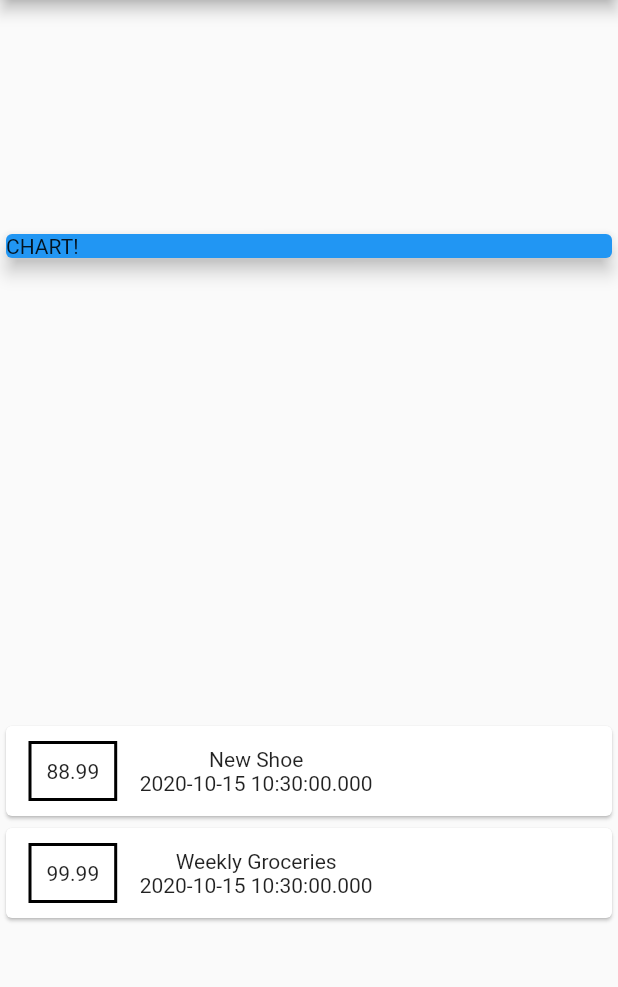
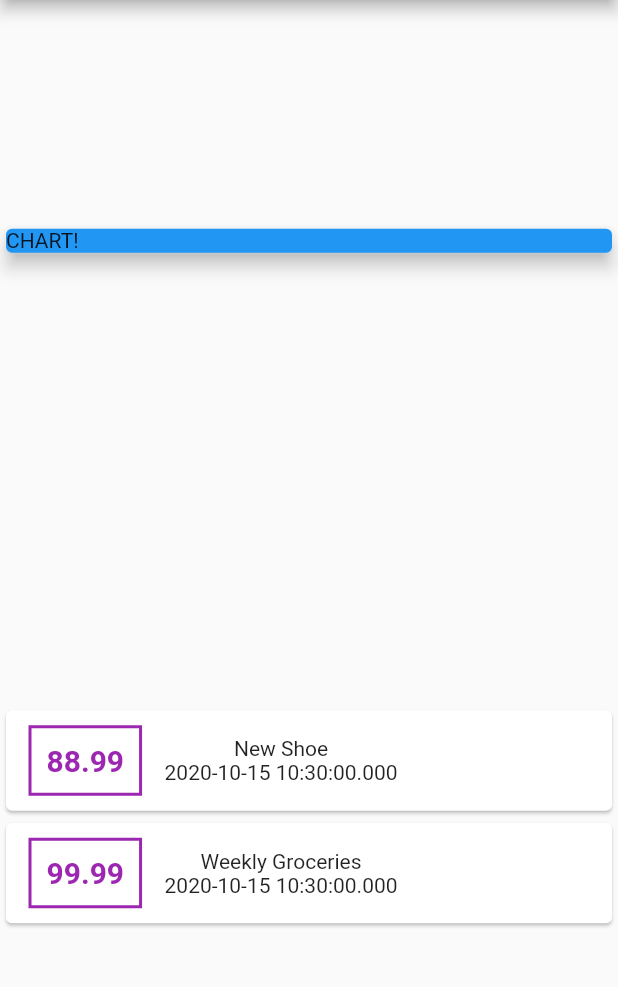
Before and after one commit to alfiyanm/expenses_app, a Flutter app: the screen it shows after launch, on a phone screen of 412 x 824 dp, the part 84-1071 px from its top. Run offline on Flutter 3.47's test engine with Material 2 defaults, Android fonts, the phone set to English and light mode, and no system bars.

Commit message:
styling text

```diff
--- a/lib/main.dart
+++ b/lib/main.dart
@@ -60,12 +60,19 @@ class MyHomePage extends StatelessWidget {
                       ),
                       decoration: BoxDecoration(
                         border: Border.all(
-                          color: Colors.black,
+                          color: Colors.purple,
                           width: 2
                         )
                       ),
                       padding: EdgeInsets.all(10),
-                      child: Text(tx.amount.toString()),
+                      child: Text(
+                        tx.amount.toString(),
+                        style: TextStyle(
+                          fontWeight: FontWeight.bold,
+                          fontSize: 20,
+                          color: Colors.purple
+                        ),
+                      ),
                     ),
                     Column(
                       children: [
```
